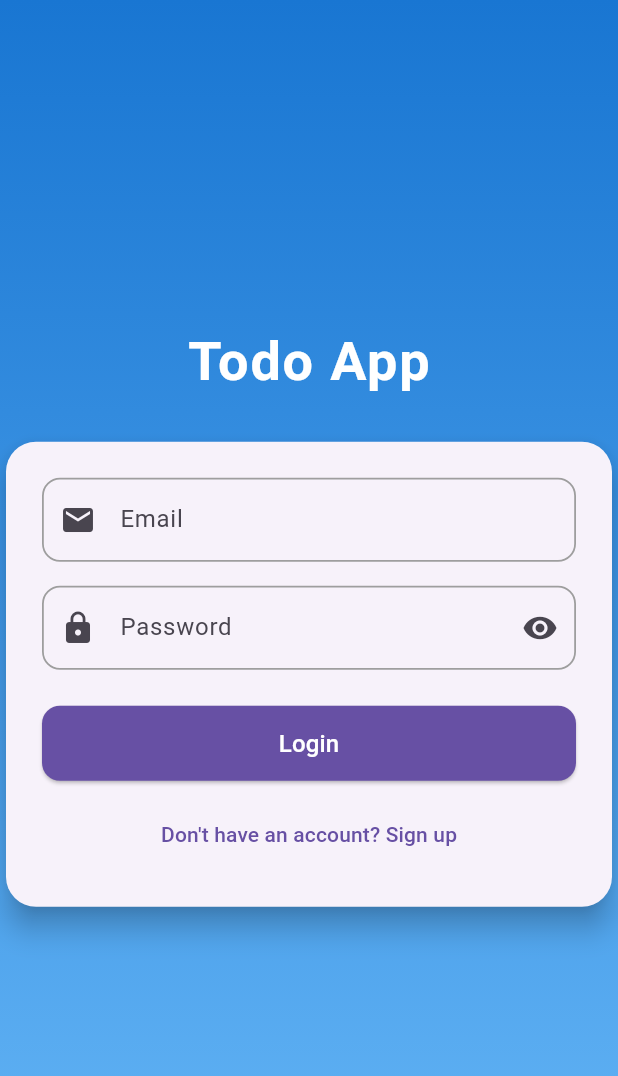
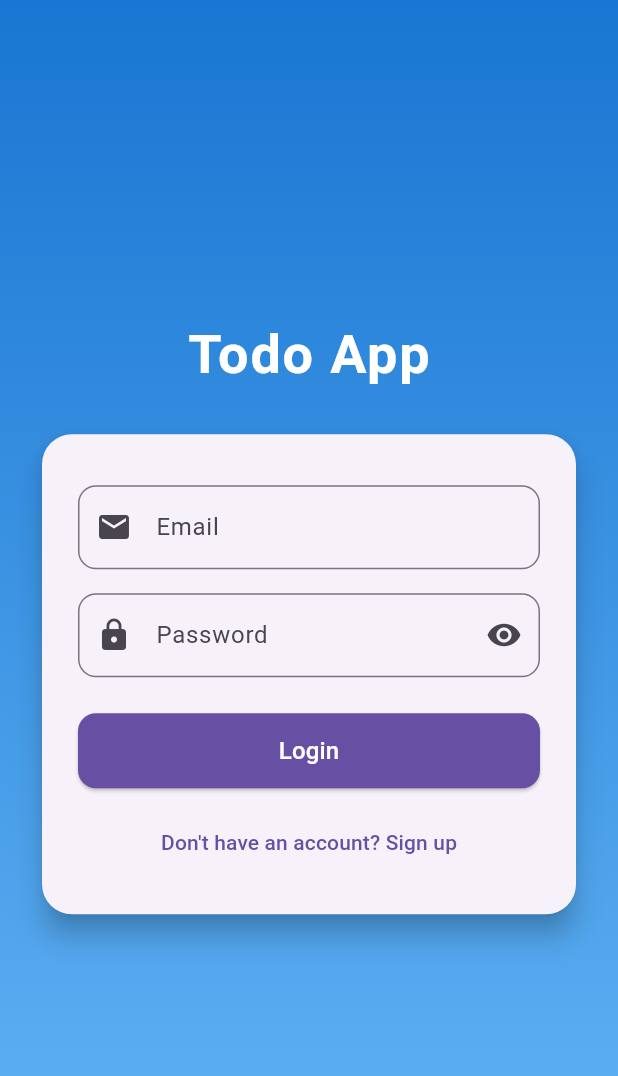
Before and after one commit to wait4jams/task-management, a Flutter app: the screen it shows after launch, on a phone screen of 412 x 824 dp. Shown: the top 1076 px of the screen. Run offline on Flutter 3.47's test engine with Material 3 defaults, Android fonts, the phone set to English and light mode, and no system bars; our stand-ins replace firebase_auth, firebase_core; accounts and stored records are empty.

Commit message:
login issue fixed

```diff
--- a/lib/screens/login_screen.dart
+++ b/lib/screens/login_screen.dart
@@ -14,139 +14,28 @@ class _LoginScreenState extends State<LoginScreen> {
   final passC = TextEditingController();
   bool showPass = false;
   bool loading = false;
-  bool _isBottomSheetOpen = false;
+  String? error;
 
-  @override
-  void dispose() {
-    emailC.dispose();
-    passC.dispose();
-    super.dispose();
-  }
-
-  Future<void> _showErrorBottomSheet(String message) async {
-    if (_isBottomSheetOpen) return;
-    _isBottomSheetOpen = true;
-
-    FocusScope.of(context).unfocus();
-    await showModalBottomSheet(
-      context: context,
-      isScrollControlled: true,
-      backgroundColor: Colors.white,
-      shape: const RoundedRectangleBorder(
-        borderRadius: BorderRadius.vertical(top: Radius.circular(20)),
-      ),
-      builder: (context) {
-        return Padding(
-          padding: EdgeInsets.only(
-            bottom: MediaQuery.of(context).viewInsets.bottom,
-            left: 20,
-            right: 20,
-            top: 24,
-          ),
-          child: Column(
-            mainAxisSize: MainAxisSize.min,
-            children: [
-              Container(
-                width: 40,
-                height: 5,
-                margin: const EdgeInsets.only(bottom: 16),
-                decoration: BoxDecoration(
-                  color: Colors.grey[300],
-                  borderRadius: BorderRadius.circular(10),
-                ),
-              ),
-              const Icon(Icons.error_outline, color: Colors.red, size: 60),
-              const SizedBox(height: 12),
-              Text(
-                message,
-                style: const TextStyle(color: Colors.red, fontSize: 16),
-                textAlign: TextAlign.center,
-              ),
-              const SizedBox(height: 20),
-              SizedBox(
-                width: double.infinity,
-                child: ElevatedButton(
-                  onPressed: () => Navigator.pop(context),
-                  style: ElevatedButton.styleFrom(
-                    backgroundColor: Colors.red,
-                    padding: const EdgeInsets.symmetric(vertical: 14),
-                    shape: RoundedRectangleBorder(
-                      borderRadius: BorderRadius.circular(12),
-                    ),
-                  ),
-                  child: const Text('OK', style: TextStyle(fontSize: 16)),
-                ),
-              ),
-            ],
-          ),
-        );
-      },
-    );
-
-    _isBottomSheetOpen = false;
-  }
-
-  Future<void> _submit() async {
-    final email = emailC.text.trim();
-    final pass = passC.text.trim();
-
-    if (email.isEmpty || pass.isEmpty) {
-      await _showErrorBottomSheet("Please fill in both email and password");
-      return;
-    }
-
+  Future _submit() async {
     setState(() => loading = true);
     try {
-      await Provider.of<AuthProvider>(context, listen: false).login(email, pass);
-      Navigator.pop(context); // or navigate to home screen
+      await Provider.of<AuthProvider>(context, listen: false)
+          .login(emailC.text.trim(), passC.text.trim());
     } catch (e) {
-      await _showErrorBottomSheet("Login failed: ${e.toString()}");
+      setState(() => error = "Login failed: ${e.toString()}");
     } finally {
       setState(() => loading = false);
     }
   }
 
-  Widget _buildTextField({
-    required TextEditingController controller,
-    required String label,
-    required IconData icon,
-    bool obscureText = false,
-    TextInputType? keyboardType,
-    Widget? suffix,
-  }) {
-    return TextField(
-      controller: controller,
-      obscureText: obscureText,
-      keyboardType: keyboardType,
-      decoration: InputDecoration(
-        prefixIcon: Icon(icon),
-        labelText: label,
-        suffixIcon: suffix,
-        border: OutlineInputBorder(
-          borderRadius: BorderRadius.circular(12),
-        ),
-        enabledBorder: OutlineInputBorder(
-          borderRadius: BorderRadius.circular(12),
-          borderSide: const BorderSide(color: Colors.grey, width: 1.2),
-        ),
-        focusedBorder: OutlineInputBorder(
-          borderRadius: BorderRadius.circular(12),
-          borderSide: BorderSide(
-            color: Theme.of(context).primaryColor,
-            width: 1.8,
-          ),
-        ),
-      ),
-    );
-  }
-
   @override
   Widget build(BuildContext context) {
+    final size = MediaQuery.of(context).size;
+
     return Scaffold(
-      resizeToAvoidBottomInset: false,
       body: Container(
         width: double.infinity,
-        height: double.infinity,
+        height: size.height,
         decoration: const BoxDecoration(
           gradient: LinearGradient(
             colors: [Color(0xff1976d2), Color(0xff64b5f6)],
@@ -155,8 +44,9 @@ class _LoginScreenState extends State<LoginScreen> {
           ),
         ),
         child: Center(
+          child: SingleChildScrollView(
+            padding: const EdgeInsets.symmetric(horizontal: 24),
             child: Column(
-            mainAxisSize: MainAxisSize.min,
               children: [
                 const Text(
                   "Todo App",
@@ -171,32 +61,43 @@ class _LoginScreenState extends State<LoginScreen> {
                 Card(
                   elevation: 8,
                   shape: RoundedRectangleBorder(
-                  borderRadius: BorderRadius.circular(20),
-                ),
+                      borderRadius: BorderRadius.circular(20)),
                   child: Padding(
                     padding: const EdgeInsets.all(24.0),
                     child: Column(
                       mainAxisSize: MainAxisSize.min,
                       children: [
-                      _buildTextField(
+                        if (error != null)
+                          Text(error!, style: const TextStyle(color: Colors.red)),
+                        const SizedBox(height: 10),
+                        TextField(
                           controller: emailC,
-                        label: "Email",
-                        icon: Icons.email,
                           keyboardType: TextInputType.emailAddress,
+                          decoration: InputDecoration(
+                            prefixIcon: const Icon(Icons.email),
+                            labelText: "Email",
+                            border: OutlineInputBorder(
+                                borderRadius: BorderRadius.circular(12)),
+                          ),
                         ),
                         const SizedBox(height: 16),
-                      _buildTextField(
+                        TextField(
                           controller: passC,
-                        label: "Password",
-                        icon: Icons.lock,
                           obscureText: !showPass,
-                        suffix: IconButton(
+                          decoration: InputDecoration(
+                            prefixIcon: const Icon(Icons.lock),
+                            labelText: "Password",
+                            border: OutlineInputBorder(
+                                borderRadius: BorderRadius.circular(12)),
+                            suffixIcon: IconButton(
                               icon: Icon(
-                            showPass ? Icons.visibility_off : Icons.visibility,
+                                showPass
+                                    ? Icons.visibility_off
+                                    : Icons.visibility,
                               ),
-                          onPressed: () => setState(() {
-                            showPass = !showPass;
-                          }),
+                              onPressed: () =>
+                                  setState(() => showPass = !showPass),
+                            ),
                           ),
                         ),
                         const SizedBox(height: 24),
@@ -208,18 +109,14 @@ class _LoginScreenState extends State<LoginScreen> {
                             backgroundColor: Theme.of(context).primaryColor,
                             minimumSize: const Size.fromHeight(50),
                             shape: RoundedRectangleBorder(
-                            borderRadius: BorderRadius.circular(12),
+                                borderRadius: BorderRadius.circular(12)),
                           ),
-                        ),
-                        child: const Text(
-                          "Login",
-                          style: TextStyle(fontSize: 16, color: Colors.white),
-                        ),
+                          child: const Text("Login", style: TextStyle(fontSize: 16,color: Colors.white)),
                         ),
                         const SizedBox(height: 12),
                         TextButton(
                           onPressed: () {
-                          Navigator.pushReplacement(
+                            Navigator.push(
                               context,
                               MaterialPageRoute(builder: (_) => const SignupScreen()),
                             );
@@ -234,6 +131,7 @@ class _LoginScreenState extends State<LoginScreen> {
             ),
           ),
         ),
+      ),
     );
   }
 }
```
Lines whose indentation alone changed are shown as unchanged.
